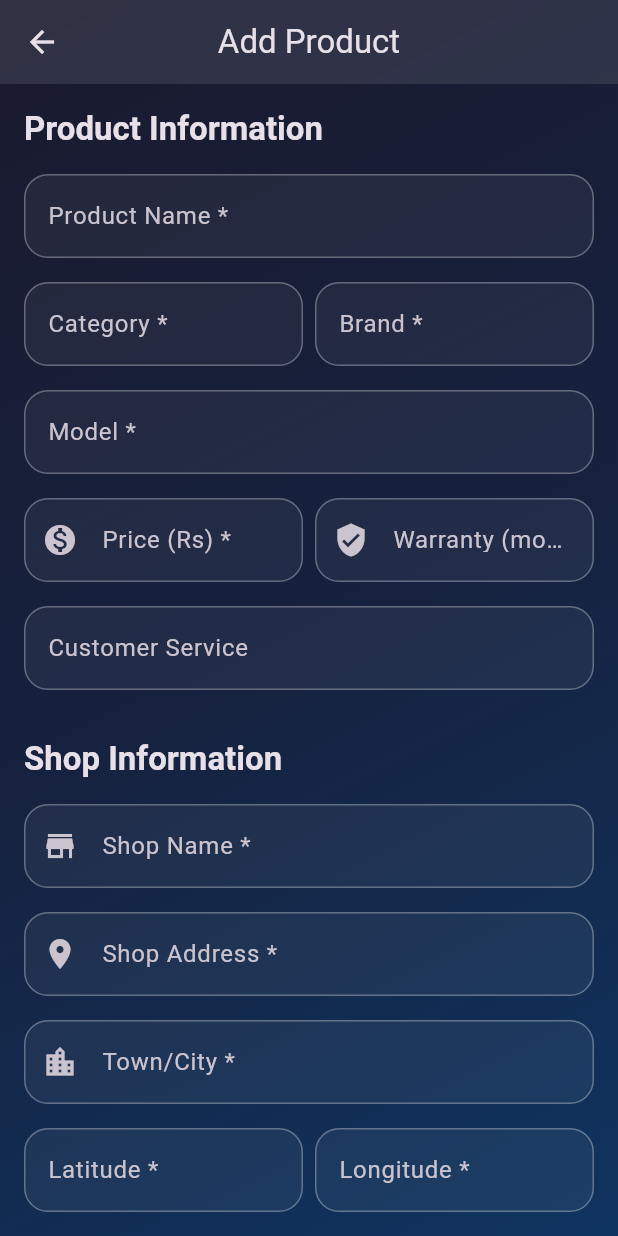
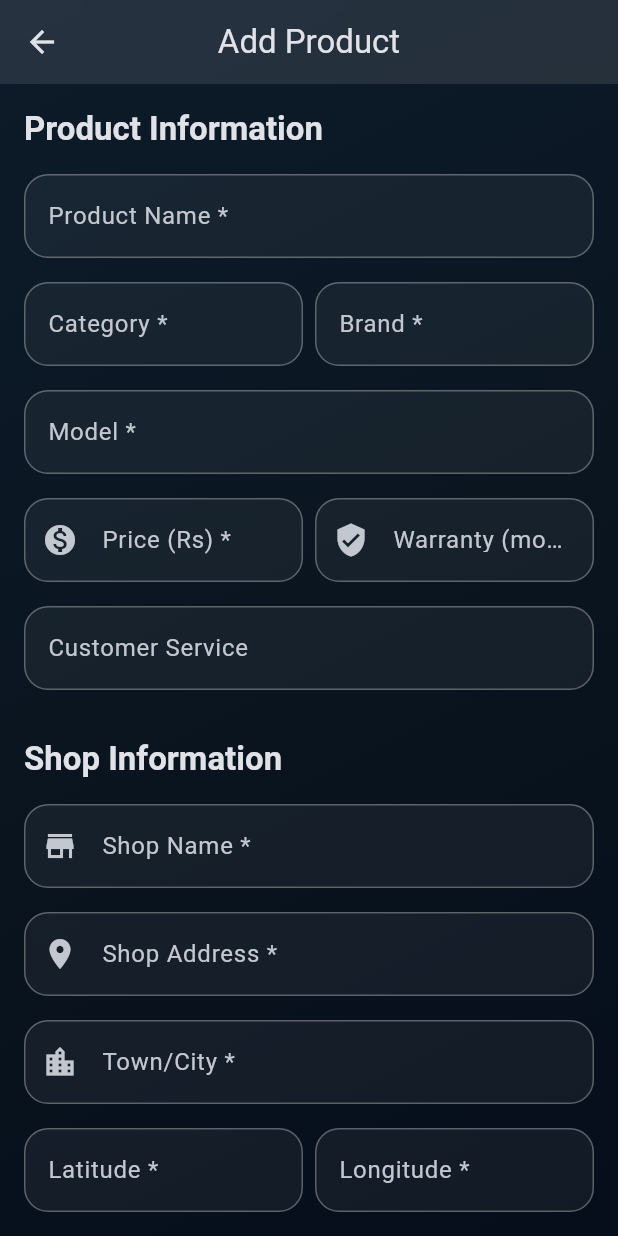
Before and after one commit to ThaminduBandara/community_driven_shopping_app, a Flutter app: the HomeScreen screen opened by its route, after a tap on the "filter list" icon, after a tap on "Add Product", on a phone screen of 412 x 824 dp. Run offline on Flutter 3.47's test engine with Material 3 defaults, Android fonts, the phone set to English and light mode, and no system bars; our stand-ins replace geolocator, shared_preferences; accounts and stored records are empty; network calls fail.

Commit message:
front colour change

```diff
--- a/lib/main.dart
+++ b/lib/main.dart
@@ -26,7 +26,7 @@ class MyApp extends StatelessWidget {
             debugShowCheckedModeBanner: false,
             theme: ThemeData(
               colorScheme: ColorScheme.fromSeed(
-                seedColor: Colors.deepPurple,
+                seedColor: const Color(0xFF0D1B2A),
                 brightness: Brightness.dark,
               ),
               useMaterial3: true,
@@ -59,7 +59,7 @@ class MyApp extends StatelessWidget {
                 ),
                 focusedBorder: OutlineInputBorder(
                   borderRadius: BorderRadius.circular(16),
-                  borderSide: const BorderSide(color: Colors.deepPurpleAccent, width: 2),
+                  borderSide: const BorderSide(color: Color(0xFF0D1B2A), width: 2),
                 ),
                 filled: true,
                 fillColor: Colors.white.withOpacity(0.05),
--- a/lib/screens/auth/login_screen.dart
+++ b/lib/screens/auth/login_screen.dart
@@ -68,9 +68,9 @@ class _LoginScreenState extends State<LoginScreen> {
           begin: Alignment.topLeft,
           end: Alignment.bottomRight,
           colors: [
-            Color(0xFF1a1a2e),
-            Color(0xFF16213e),
-            Color(0xFF0f3460),
+            Color(0xFF0D1B2A),
+            Color(0xFF0A1520),
+            Color(0xFF050E1A),
           ],
         ),
       ),
--- a/lib/screens/home/add_product_screen.dart
+++ b/lib/screens/home/add_product_screen.dart
@@ -130,7 +130,7 @@ class _AddProductScreenState extends State<AddProductScreen> {
         return BackdropFilter(
           filter: ImageFilter.blur(sigmaX: 10, sigmaY: 10),
           child: AlertDialog(
-            backgroundColor: const Color(0xFF1a1a2e).withOpacity(0.9),
+            backgroundColor: const Color(0xFF0D1B2A).withOpacity(0.9),
             shape: RoundedRectangleBorder(
               borderRadius: BorderRadius.circular(20),
               side: BorderSide(
@@ -177,9 +177,9 @@ class _AddProductScreenState extends State<AddProductScreen> {
           begin: Alignment.topLeft,
           end: Alignment.bottomRight,
           colors: [
-            Color(0xFF1a1a2e),
-            Color(0xFF16213e),
-            Color(0xFF0f3460),
+            Color(0xFF0D1B2A),
+            Color(0xFF0A1520),
+            Color(0xFF050E1A),
           ],
         ),
       ),
--- a/lib/screens/home/home_screen.dart
+++ b/lib/screens/home/home_screen.dart
@@ -145,8 +145,8 @@ class _HomeScreenState extends State<HomeScreen> {
                       begin: Alignment.topLeft,
                       end: Alignment.bottomRight,
                       colors: [
-                        const Color(0xFF1a1a2e).withOpacity(0.9),
-                        const Color(0xFF16213e).withOpacity(0.9),
+                        const Color(0xFF0D1B2A).withOpacity(0.9),
+                        const Color(0xFF0A1520).withOpacity(0.9),
                       ],
                     ),
                     border: Border.all(
@@ -350,9 +350,9 @@ class _HomeScreenState extends State<HomeScreen> {
           begin: Alignment.topLeft,
           end: Alignment.bottomRight,
           colors: [
-            Color(0xFF1a1a2e),
-            Color(0xFF16213e),
-            Color(0xFF0f3460),
+            Color(0xFF0D1B2A),
+            Color(0xFF0A1520),
+            Color(0xFF050E1A),
           ],
         ),
       ),
@@ -441,8 +441,8 @@ class _HomeScreenState extends State<HomeScreen> {
             decoration: BoxDecoration(
               gradient: LinearGradient(
                 colors: [
-                  Colors.deepPurple.withOpacity(0.7),
-                  Colors.deepPurpleAccent.withOpacity(0.7),
+                  const Color(0xFF0D1B2A).withOpacity(0.7),
+                  const Color(0xFF0A1520).withOpacity(0.7),
                 ],
               ),
               borderRadius: BorderRadius.circular(30),
--- a/lib/widgets/error_boundary.dart
+++ b/lib/widgets/error_boundary.dart
@@ -41,7 +41,7 @@ class _ErrorBoundaryState extends State<ErrorBoundary> {
   Widget build(BuildContext context) {
     if (_error != null) {
       return Scaffold(
-        backgroundColor: const Color(0xFF1a1a2e),
+        backgroundColor: const Color(0xFF0D1B2A),
         body: Center(
           child: Padding(
             padding: const EdgeInsets.all(24.0),
@@ -88,7 +88,7 @@ class _ErrorBoundaryState extends State<ErrorBoundary> {
                   child: const Text(
                     'Try Again',
                     style: TextStyle(
-                      color: Color(0xFF1a1a2e),
+                      color: Color(0xFF0D1B2A),
                       fontWeight: FontWeight.bold,
                     ),
                   ),
--- a/lib/widgets/network_error_dialog.dart
+++ b/lib/widgets/network_error_dialog.dart
@@ -47,7 +47,7 @@ class _NetworkErrorDialogState extends State<NetworkErrorDialog> {
         child: Container(
           padding: const EdgeInsets.all(24),
           decoration: BoxDecoration(
-            color: const Color(0xFF1a1a2e).withOpacity(0.9),
+            color: const Color(0xFF0D1B2A).withOpacity(0.9),
             borderRadius: BorderRadius.circular(16),
             border: Border.all(
               color: Colors.white.withOpacity(0.1),
```
Also changed, not shown: lib/screens/home/product_detail_screen.dart (+4 -4 lines), pubspec.lock.
